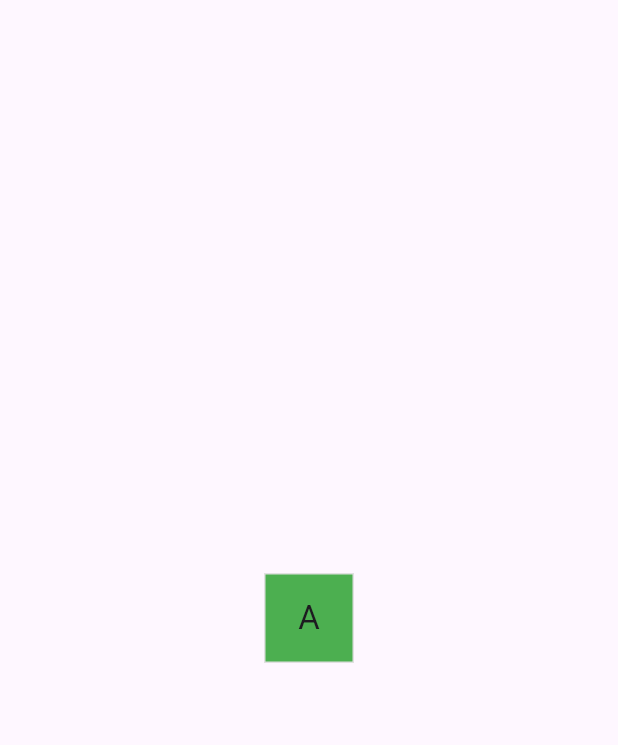
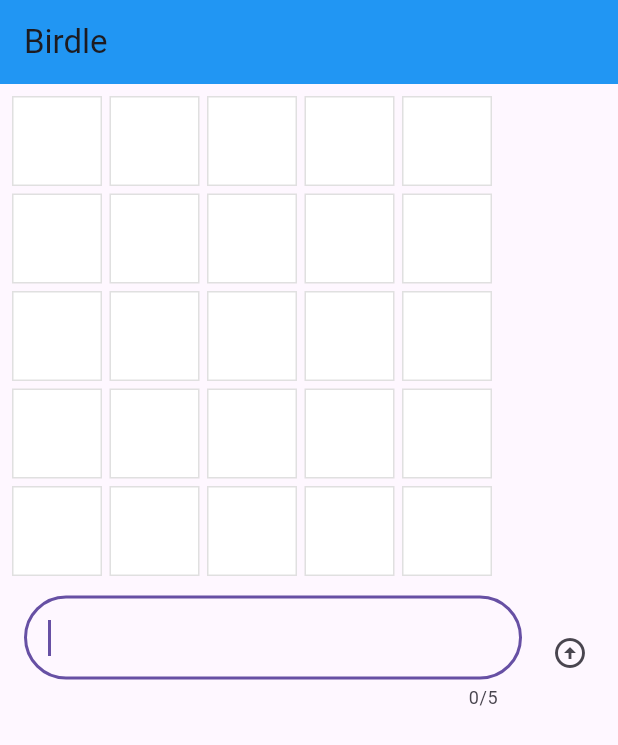
Before and after one commit to opleynet/flutter_application_birdle, a Flutter app: the screen it shows after launch, on a phone screen of 412 x 824 dp. Shown: the top 745 px of the screen. Run offline on Flutter 3.47's test engine with Material 3 defaults, Android fonts, the phone set to English and light mode, and no system bars.

Commit message:
Qjout chqn; text et bouton

```diff
--- a/lib/main.dart
+++ b/lib/main.dart
@@ -10,11 +10,17 @@
 
   @override
   Widget build(BuildContext context) {
-    return const MaterialApp(
+    return MaterialApp(
       home: Scaffold(
-        body: Center(
-          child: Tile('A', HitType.hit),
+        //ajout Bar android
+        appBar: AppBar(
+          title: Align(
+            alignment: Alignment.centerLeft,
+            child: Text('Birdle'),
+          ),
+         backgroundColor: Colors.blue,
         ),
+        body: Center(child: GamePage()),
       ),
     );
   }
@@ -49,3 +55,84 @@
     );
   }
 }
+
+class GamePage extends StatelessWidget {
+  GamePage({super.key});
+  // This object is part of the game.dart file.
+  // It manages wordle logic, and is outside the scope of this tutorial.
+  final Game _game = Game();
+
+  @override
+  Widget build(BuildContext context) {
+     return Padding(
+      padding: const EdgeInsets.all(8.0),
+      child: Column(
+          spacing: 5.0,
+          children: [
+            for (var guess in _game.guesses)
+              Row(
+                spacing: 5.0,
+                children: [
+                  for (var letter in guess)
+                      Tile(letter.char, letter.type),
+                ]
+              ),
+              GuessInput(
+            onSubmitGuess: (String guess) {
+              // TODO, handle guess
+              print(guess); // Temporary
+            }
+          ),
+          ],
+        ),
+    );
+  }
+}
+
+class GuessInput extends StatelessWidget {
+  GuessInput({super.key, required this.onSubmitGuess});
+
+  final void Function(String) onSubmitGuess;
+
+  final TextEditingController _textEditingController = TextEditingController();
+
+  final FocusNode _focusNode = FocusNode();
+
+  @override
+  Widget build(BuildContext context) {
+    return Row(
+      children: [
+        Expanded(
+          child: Padding(
+            padding: const EdgeInsets.all(8.0),
+            child: TextField(
+              maxLength: 5,
+              decoration: const InputDecoration(
+                border: OutlineInputBorder(
+                  borderRadius: BorderRadius.all(Radius.circular(35)),
+                ),
+              ),
+              controller: _textEditingController,
+              autofocus: true,
+              focusNode: _focusNode,
+              onSubmitted: (String input) {
+                onSubmitGuess(_textEditingController.text.trim());
+                _textEditingController.clear();
+                _focusNode.requestFocus();
+              }
+            ),
+          ),
+        ),
+        IconButton(
+          padding: EdgeInsets.zero,
+          icon: Icon(Icons.arrow_circle_up),
+           onPressed: () {
+            onSubmitGuess(_textEditingController.text.trim());
+            _textEditingController.clear();
+            _focusNode.requestFocus();
+          },
+        ),
+      ],
+    );
+  }
+}
```
Also changed, not shown: lib/library/GamePage.dart (added).
